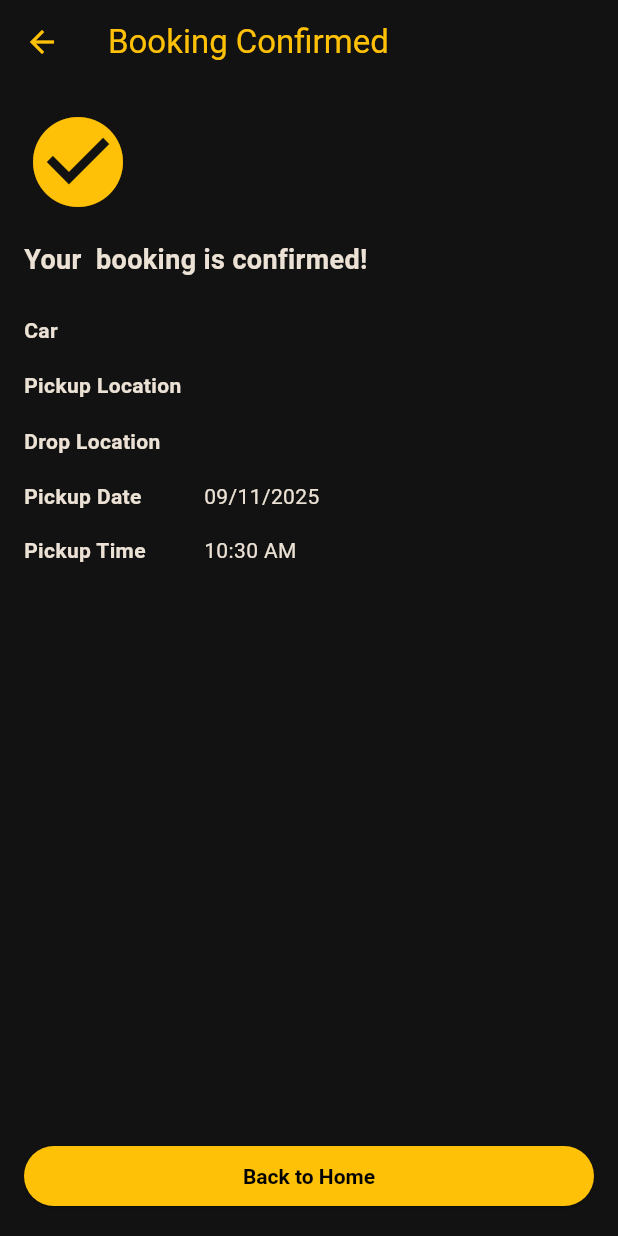
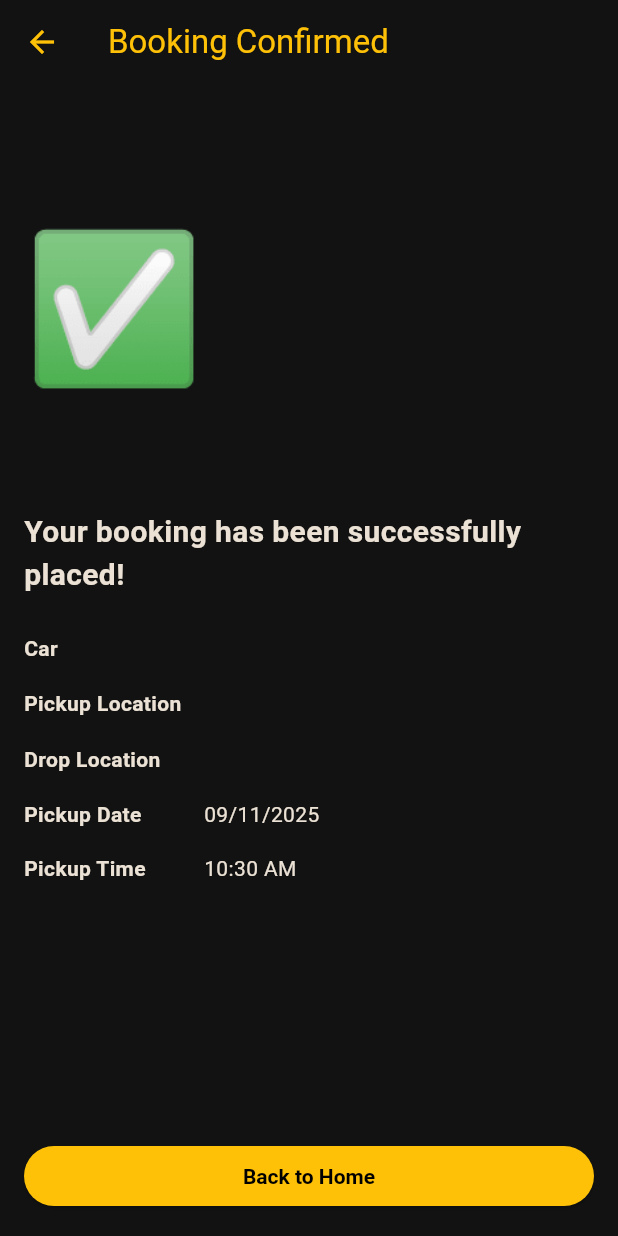
Before and after one commit to Saurabhcoder-cloud/xlcab, a Flutter app: the BookingConfirmationScreen screen opened directly with empty values, on a phone screen of 412 x 824 dp. Run offline on Flutter 3.47's test engine with Material 3 defaults, Android fonts, the phone set to English and light mode, and no system bars; network calls fail.

Commit message:
Add animated booking confirmation screen

```diff
--- a/lib/main.dart
+++ b/lib/main.dart
@@ -1,4 +1,5 @@
 import 'dart:convert';
+import 'dart:math' as math;
 
 import 'package:flutter/material.dart';
 import 'package:flutter/services.dart' show rootBundle;
@@ -856,7 +857,7 @@ class _PickerTextField extends StatelessWidget {
 }
 
 /// Booking confirmation screen showing a summary of reservation details.
-class BookingConfirmationScreen extends StatelessWidget {
+class BookingConfirmationScreen extends StatefulWidget {
   const BookingConfirmationScreen({required this.details, super.key});
 
   static const String routeName = '/booking-confirmation';
@@ -864,7 +865,49 @@ class BookingConfirmationScreen extends StatelessWidget {
   final BookingDetails details;
 
   @override
+  State<BookingConfirmationScreen> createState() =>
+      _BookingConfirmationScreenState();
+}
+
+class _BookingConfirmationScreenState extends State<BookingConfirmationScreen>
+    with SingleTickerProviderStateMixin {
+  late final AnimationController _controller;
+  late final Animation<double> _iconScaleAnimation;
+  late final Animation<double> _contentFadeAnimation;
+  late final Animation<double> _confettiProgress;
+
+  @override
+  void initState() {
+    super.initState();
+    _controller = AnimationController(
+      duration: const Duration(milliseconds: 1200),
+      vsync: this,
+    )..forward();
+
+    _iconScaleAnimation = CurvedAnimation(
+      parent: _controller,
+      curve: Curves.elasticOut,
+    );
+    _contentFadeAnimation = CurvedAnimation(
+      parent: _controller,
+      curve: const Interval(0.35, 1, curve: Curves.easeIn),
+    );
+    _confettiProgress = CurvedAnimation(
+      parent: _controller,
+      curve: const Interval(0, 0.8, curve: Curves.easeOutCubic),
+    );
+  }
+
+  @override
+  void dispose() {
+    _controller.dispose();
+    super.dispose();
+  }
+
+  @override
   Widget build(BuildContext context) {
+    final BookingDetails details = widget.details;
+
     return Scaffold(
       appBar: AppBar(title: const Text('Booking Confirmed')),
       body: Padding(
@@ -872,11 +915,38 @@ class BookingConfirmationScreen extends StatelessWidget {
         child: Column(
           crossAxisAlignment: CrossAxisAlignment.start,
           children: [
-            const Icon(Icons.check_circle, color: Color(0xFFFFC107), size: 72),
-            const SizedBox(height: 16),
-            Text(
-              'Your ${details.car.name} booking is confirmed!',
-              style: const TextStyle(fontSize: 18, fontWeight: FontWeight.bold),
+            const SizedBox(height: 24),
+            SizedBox(
+              height: 220,
+              child: Stack(
+                alignment: Alignment.center,
+                children: [
+                  Positioned.fill(
+                    child: _ConfettiBurst(animation: _confettiProgress),
+                  ),
+                  ScaleTransition(
+                    scale: Tween<double>(begin: 0.7, end: 1.0)
+                        .animate(_iconScaleAnimation),
+                    child: FadeTransition(
+                      opacity: _contentFadeAnimation,
+                      child: const Text(
+                        '✅',
+                        style: TextStyle(fontSize: 96),
+                      ),
+                    ),
+                  ),
+                ],
+              ),
+            ),
+            const SizedBox(height: 24),
+            FadeTransition(
+              opacity: _contentFadeAnimation,
+              child: Column(
+                crossAxisAlignment: CrossAxisAlignment.start,
+                children: [
+                  const Text(
+                    'Your booking has been successfully placed!',
+                    style: TextStyle(fontSize: 20, fontWeight: FontWeight.bold),
                   ),
                   const SizedBox(height: 16),
                   _BookingInfoRow(
@@ -899,15 +969,22 @@ class BookingConfirmationScreen extends StatelessWidget {
                     label: 'Pickup Time',
                     value: details.pickupTime.format(context),
                   ),
+                ],
+              ),
+            ),
             const Spacer(),
-            SizedBox(
+            FadeTransition(
+              opacity: _contentFadeAnimation,
+              child: SizedBox(
                 width: double.infinity,
                 child: ElevatedButton(
-                onPressed: () => Navigator.popUntil(
+                  onPressed: () => Navigator.pushNamedAndRemoveUntil(
                     context,
-                  ModalRoute.withName(HomeScreen.routeName),
+                    HomeScreen.routeName,
+                    (route) => false,
                   ),
                   child: const Text('Back to Home'),
+                ),
               ),
             ),
           ],
@@ -922,6 +999,88 @@ class BookingConfirmationScreen extends StatelessWidget {
     final String year = date.year.toString();
     return '$day/$month/$year';
   }
+}
+
+class _ConfettiBurst extends StatelessWidget {
+  const _ConfettiBurst({required this.animation});
+
+  final Animation<double> animation;
+
+  @override
+  Widget build(BuildContext context) {
+    return AnimatedBuilder(
+      animation: animation,
+      builder: (context, child) {
+        return SizedBox.expand(
+          child: CustomPaint(
+            painter: _ConfettiPainter(progress: animation.value),
+          ),
+        );
+      },
+    );
+  }
+}
+
+class _ConfettiPainter extends CustomPainter {
+  _ConfettiPainter({required this.progress});
+
+  final double progress;
+
+  static const List<_ConfettiPiece> _pieces = <_ConfettiPiece>[
+    _ConfettiPiece(angle: -75, maxDistance: 120, sway: 10, fallSpeed: 18,
+        color: Color(0xFFFFC107), size: 6),
+    _ConfettiPiece(angle: -40, maxDistance: 140, sway: 6, fallSpeed: 26,
+        color: Color(0xFF4CAF50), size: 5),
+    _ConfettiPiece(angle: 0, maxDistance: 150, sway: 8, fallSpeed: 20,
+        color: Color(0xFFFF5722), size: 7),
+    _ConfettiPiece(angle: 40, maxDistance: 140, sway: 7, fallSpeed: 24,
+        color: Color(0xFF29B6F6), size: 5.5),
+    _ConfettiPiece(angle: 75, maxDistance: 120, sway: 9, fallSpeed: 18,
+        color: Color(0xFFFFEB3B), size: 6.5),
+    _ConfettiPiece(angle: -120, maxDistance: 110, sway: 6, fallSpeed: 22,
+        color: Color(0xFFFF4081), size: 5.5),
+    _ConfettiPiece(angle: 120, maxDistance: 110, sway: 6, fallSpeed: 22,
+        color: Color(0xFF8BC34A), size: 5),
+  ];
+
+  @override
+  void paint(Canvas canvas, Size size) {
+    final Offset center = Offset(size.width / 2, size.height / 2);
+    for (final _ConfettiPiece piece in _pieces) {
+      final double radians = piece.angle * math.pi / 180;
+      final double distance = piece.maxDistance * progress;
+      final double swayOffset =
+          math.sin((progress * 6 * math.pi) + radians) * piece.sway;
+      final double x = center.dx + math.cos(radians) * distance + swayOffset;
+      final double y = center.dy + math.sin(radians) * distance +
+          (progress * piece.fallSpeed);
+      final Paint paint = Paint()
+        ..color = piece.color.withOpacity((1 - progress).clamp(0, 1).toDouble());
+      canvas.drawCircle(Offset(x, y), piece.size, paint);
+    }
+  }
+
+  @override
+  bool shouldRepaint(covariant _ConfettiPainter oldDelegate) =>
+      oldDelegate.progress != progress;
+}
+
+class _ConfettiPiece {
+  const _ConfettiPiece({
+    required this.angle,
+    required this.maxDistance,
+    required this.sway,
+    required this.fallSpeed,
+    required this.color,
+    required this.size,
+  });
+
+  final double angle;
+  final double maxDistance;
+  final double sway;
+  final double fallSpeed;
+  final Color color;
+  final double size;
 }
 
 /// Small helper widget to format booking information rows.
```
Lines whose indentation alone changed are shown as unchanged.
